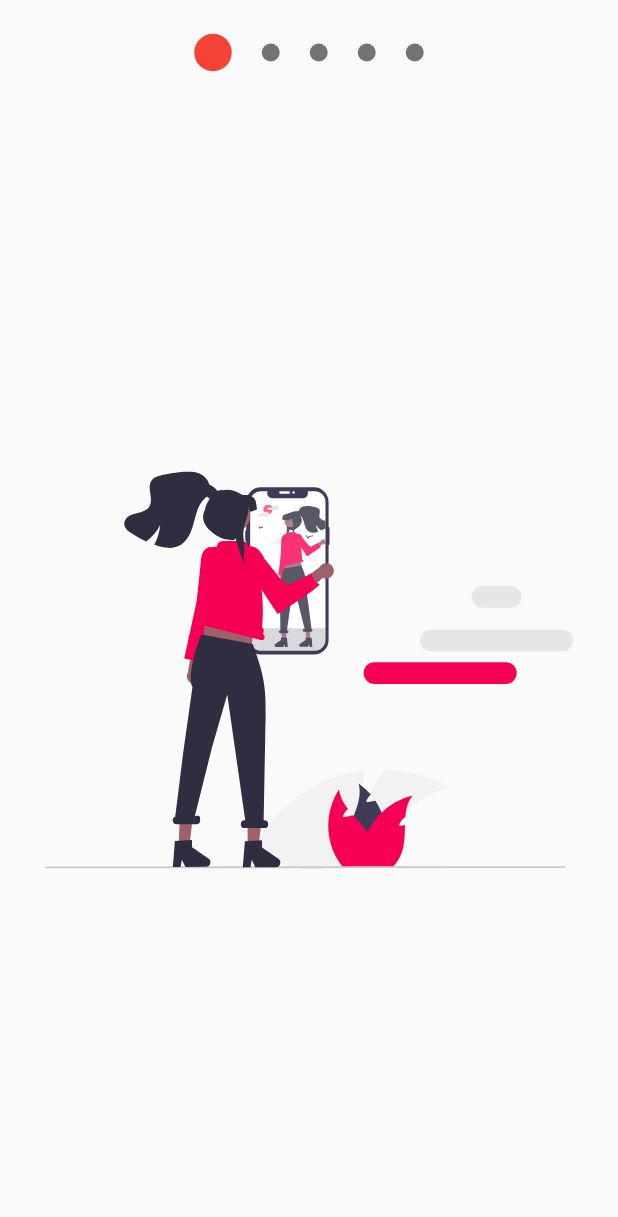
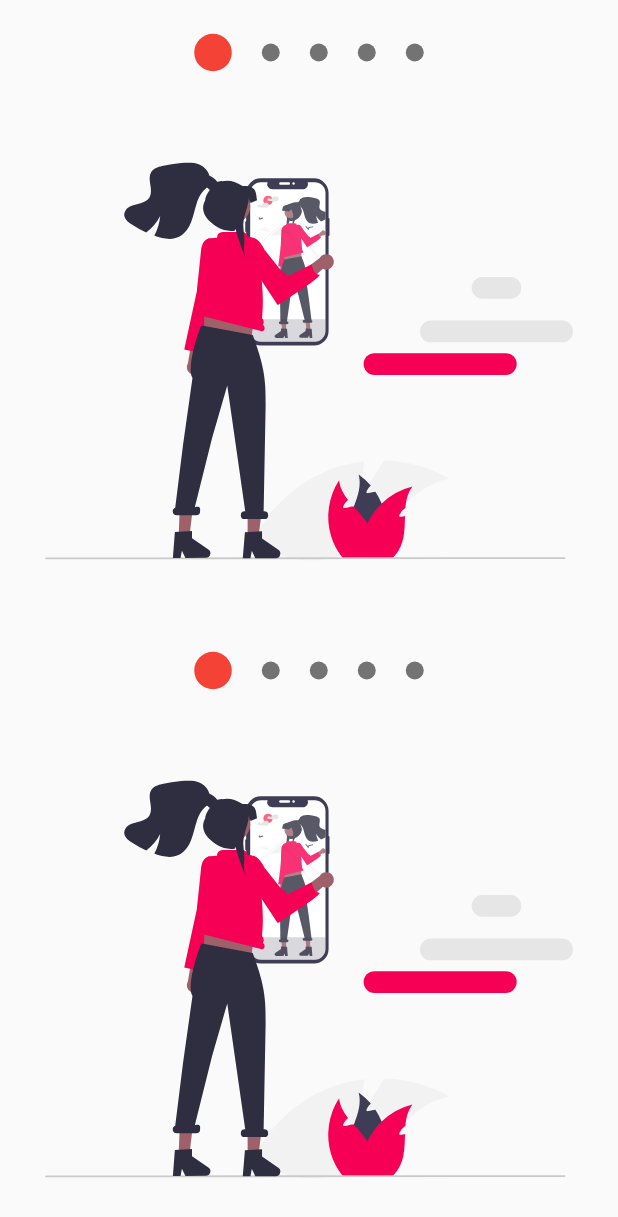
Before and after one commit to jsemalvarez/flutter-professional-designs, a Flutter app: the screen it shows after launch, on a phone screen of 412 x 824 dp. Shown: the top 1217 px of the screen. Run offline on Flutter 3.47's test engine with Material 2 defaults, Android fonts, the phone set to English and light mode, and no system bars; our stand-ins replace flutter_svg.

Commit message:
multiples slideshow

```diff
--- a/lib/src/pages/slideshow_page.dart
+++ b/lib/src/pages/slideshow_page.dart
@@ -9,7 +9,24 @@ class SlideshowPage extends StatelessWidget {
   @override
   Widget build(BuildContext context) {
     return Scaffold(
-      body: Slideshow(
+      body: Column(
+        children: const [
+          Expanded(child: OneSlideshow()),
+          Expanded(child: OneSlideshow()),
+        ],
+      )
+    );
+  }
+}
+
+class OneSlideshow extends StatelessWidget {
+  const OneSlideshow({
+    Key? key,
+  }) : super(key: key);
+
+  @override
+  Widget build(BuildContext context) {
+    return Slideshow(
       puntosArriba: true,
       colorPrimario: Colors.red,
       colorSecundario: Colors.black54,
@@ -22,7 +39,6 @@ class SlideshowPage extends StatelessWidget {
         SvgPicture.asset('assets/svgs/slide-4.svg'),
         SvgPicture.asset('assets/svgs/slide-5.svg'),
       ],
-      )
     );
   }
 }
```
Lines whose indentation alone changed are shown as unchanged.
